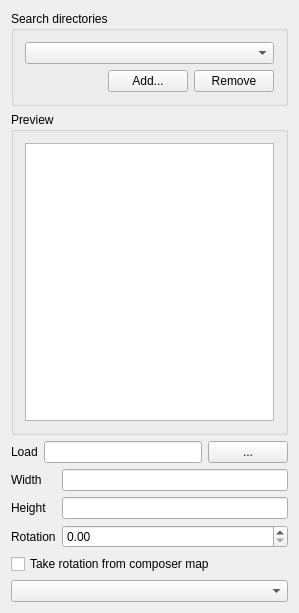
First picture: the form in qgis/src/ui/qgscomposerpicturewidgetbase.ui, repository sourcepole/qgis, before the edit.
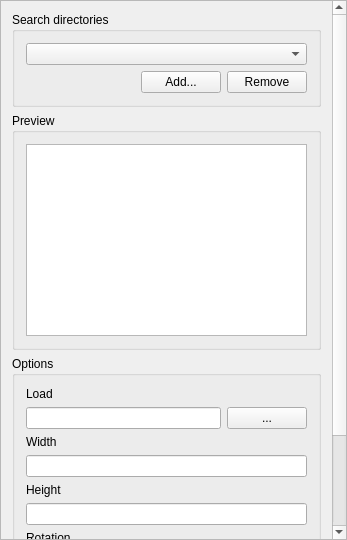
Second picture: the form after the edit.

Commit message: ui cleanups for composer (vertical orientation for props pages)

```diff
--- a/qgis/src/ui/qgscomposerpicturewidgetbase.ui
+++ b/qgis/src/ui/qgscomposerpicturewidgetbase.ui
@@ -6,12 +6,12 @@
    <rect>
     <x>0</x>
     <y>0</y>
-    <width>299</width>
-    <height>613</height>
+    <width>347</width>
+    <height>540</height>
    </rect>
   </property>
   <property name="sizePolicy">
-   <sizepolicy hsizetype="Expanding" vsizetype="Expanding">
+   <sizepolicy hsizetype="Minimum" vsizetype="Expanding">
     <horstretch>0</horstretch>
     <verstretch>0</verstretch>
    </sizepolicy>
@@ -19,8 +19,26 @@
   <property name="windowTitle">
    <string>Picture Options</string>
   </property>
-  <layout class="QGridLayout" name="gridLayout">
-   <item row="0" column="0" colspan="2">
+  <layout class="QGridLayout" name="gridLayout_3">
+   <property name="margin">
+    <number>0</number>
+   </property>
+   <item row="0" column="0">
+    <widget class="QScrollArea" name="scrollArea">
+     <property name="widgetResizable">
+      <bool>true</bool>
+     </property>
+     <widget class="QWidget" name="scrollAreaWidgetContents">
+      <property name="geometry">
+       <rect>
+        <x>0</x>
+        <y>0</y>
+        <width>324</width>
+        <height>679</height>
+       </rect>
+      </property>
+      <layout class="QGridLayout" name="gridLayout_2">
+       <item row="0" column="0">
     <widget class="QGroupBox" name="mSearchDirectoriesGroupBox">
      <property name="sizePolicy">
       <sizepolicy hsizetype="Preferred" vsizetype="Fixed">
@@ -72,7 +90,7 @@
      </layout>
     </widget>
    </item>
-   <item row="1" column="0" colspan="2">
+       <item row="1" column="0">
     <widget class="QGroupBox" name="mPreviewGroupBox">
      <property name="sizePolicy">
       <sizepolicy hsizetype="Expanding" vsizetype="Expanding">
@@ -118,9 +136,13 @@
      </layout>
     </widget>
    </item>
-   <item row="2" column="0" colspan="2">
-    <layout class="QHBoxLayout" name="horizontalLayout">
-     <item>
+       <item row="2" column="0">
+        <widget class="QGroupBox" name="groupBox">
+         <property name="title">
+          <string>Options</string>
+         </property>
+         <layout class="QGridLayout" name="gridLayout">
+          <item row="0" column="0">
       <widget class="QLabel" name="label">
        <property name="text">
         <string>Load</string>
@@ -130,13 +152,15 @@
        </property>
       </widget>
      </item>
+          <item row="1" column="0">
+           <layout class="QHBoxLayout" name="horizontalLayout_2">
      <item>
       <widget class="QLineEdit" name="mPictureLineEdit"/>
      </item>
      <item>
       <widget class="QPushButton" name="mPictureBrowseButton">
        <property name="sizePolicy">
-        <sizepolicy hsizetype="Preferred" vsizetype="Fixed">
+               <sizepolicy hsizetype="Minimum" vsizetype="Fixed">
          <horstretch>0</horstretch>
          <verstretch>0</verstretch>
         </sizepolicy>
@@ -154,7 +178,7 @@
      </item>
     </layout>
    </item>
-   <item row="3" column="0">
+          <item row="2" column="0">
     <widget class="QLabel" name="textLabel3">
      <property name="sizePolicy">
       <sizepolicy hsizetype="Minimum" vsizetype="Preferred">
@@ -173,7 +197,7 @@
      </property>
     </widget>
    </item>
-   <item row="3" column="1">
+          <item row="3" column="0">
     <widget class="QLineEdit" name="mWidthLineEdit"/>
    </item>
    <item row="4" column="0">
@@ -195,10 +219,14 @@
      </property>
     </widget>
    </item>
-   <item row="4" column="1">
-    <widget class="QLineEdit" name="mHeightLineEdit"/>
-   </item>
    <item row="5" column="0">
+           <layout class="QHBoxLayout" name="horizontalLayout">
+            <item>
+             <widget class="QLineEdit" name="mHeightLineEdit"/>
+            </item>
+           </layout>
+          </item>
+          <item row="6" column="0">
     <widget class="QLabel" name="mRotationLabel">
      <property name="sizePolicy">
       <sizepolicy hsizetype="Minimum" vsizetype="Preferred">
@@ -217,21 +245,28 @@
      </property>
     </widget>
    </item>
-   <item row="5" column="1">
+          <item row="7" column="0">
     <widget class="QDoubleSpinBox" name="mRotationSpinBox"/>
    </item>
-   <item row="6" column="0" colspan="2">
+          <item row="8" column="0">
     <widget class="QCheckBox" name="mRotationFromComposerMapCheckBox">
      <property name="text">
       <string>Take rotation from composer map</string>
      </property>
     </widget>
    </item>
-   <item row="7" column="0" colspan="2">
+          <item row="9" column="0">
     <widget class="QComboBox" name="mComposerMapComboBox"/>
    </item>
   </layout>
  </widget>
+       </item>
+      </layout>
+     </widget>
+    </widget>
+   </item>
+  </layout>
+ </widget>
  <layoutdefault spacing="6" margin="11"/>
  <tabstops>
   <tabstop>mSearchDirectoriesComboBox</tabstop>
```
Left out of the diff: 3 changed lines with no effect on the pictures. Lines whose indentation alone changed are shown as unchanged. The commit also changes 2 other files.
